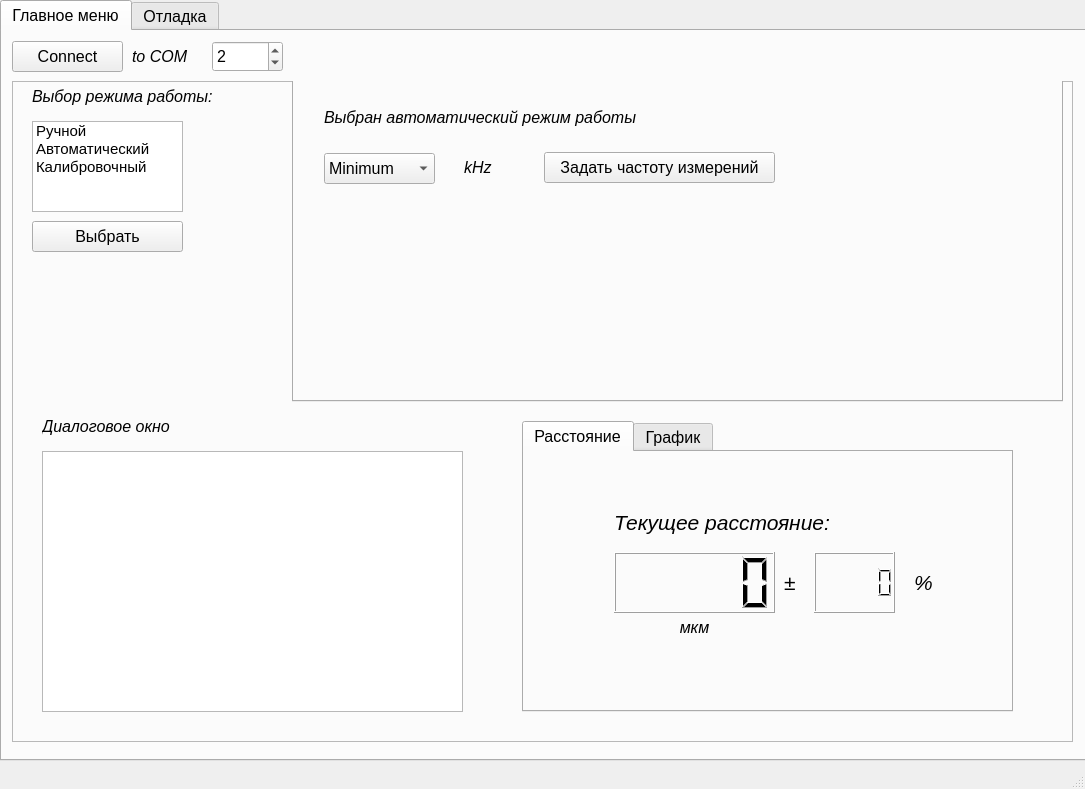
This is base.ui in sergey-png/milandr_COMPort as Qt 5 draws it before an edit. The edited form follows.
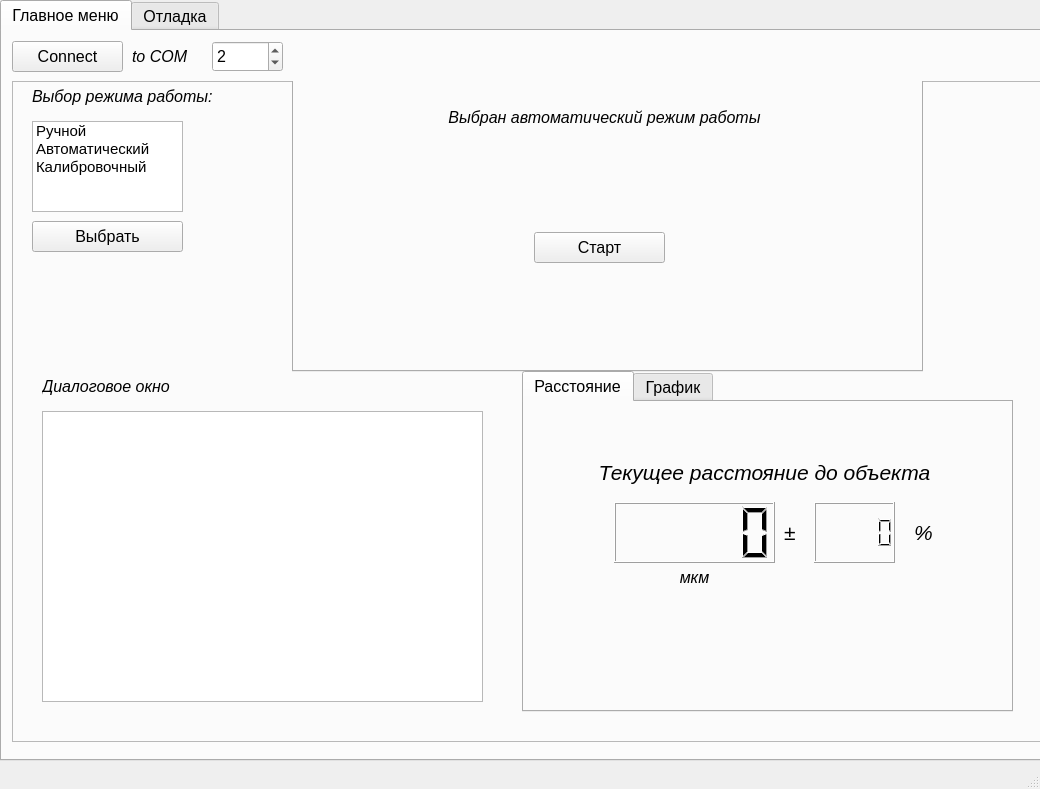
This is the edited form. The open tabs and pages were chosen to show the change. Custom widgets are drawn as their Qt base class.

Commit message: added final UI and TODO list v.3.5.0

```diff
--- a/base.ui
+++ b/base.ui
@@ -6,7 +6,7 @@
    <rect>
     <x>0</x>
     <y>0</y>
-    <width>1085</width>
+    <width>1040</width>
     <height>789</height>
    </rect>
   </property>
@@ -162,8 +162,8 @@
         <rect>
          <x>280</x>
          <y>-30</y>
-         <width>771</width>
-         <height>351</height>
+         <width>631</width>
+         <height>321</height>
         </rect>
        </property>
        <property name="currentIndex">
@@ -234,64 +234,12 @@
         <attribute name="title">
          <string>Авто режим</string>
         </attribute>
-        <widget class="QLabel" name="label_7">
-         <property name="geometry">
-          <rect>
-           <x>170</x>
-           <y>70</y>
-           <width>71</width>
-           <height>31</height>
-          </rect>
-         </property>
-         <property name="font">
-          <font>
-           <pointsize>12</pointsize>
-           <italic>true</italic>
-          </font>
-         </property>
-         <property name="text">
-          <string>kHz</string>
-         </property>
-        </widget>
-        <widget class="QComboBox" name="comboBox_3">
-         <property name="geometry">
-          <rect>
-           <x>30</x>
-           <y>71</y>
-           <width>111</width>
-           <height>31</height>
-          </rect>
-         </property>
-         <item>
-          <property name="text">
-           <string>Minimum</string>
-          </property>
-         </item>
-         <item>
-          <property name="text">
-           <string>Maximum</string>
-          </property>
-         </item>
-        </widget>
-        <widget class="QPushButton" name="pushButton_16">
-         <property name="geometry">
-          <rect>
-           <x>250</x>
-           <y>70</y>
-           <width>231</width>
-           <height>31</height>
-          </rect>
-         </property>
-         <property name="text">
-          <string>Задать частоту измерений</string>
-         </property>
-        </widget>
         <widget class="QLabel" name="label_20">
          <property name="geometry">
           <rect>
-           <x>30</x>
+           <x>10</x>
            <y>20</y>
-           <width>361</width>
+           <width>601</width>
            <height>31</height>
           </rect>
          </property>
@@ -303,6 +251,22 @@
          </property>
          <property name="text">
           <string>Выбран автоматический режим работы</string>
+         </property>
+         <property name="alignment">
+          <set>Qt::AlignCenter</set>
+         </property>
+        </widget>
+        <widget class="QPushButton" name="pushButton_23">
+         <property name="geometry">
+          <rect>
+           <x>240</x>
+           <y>150</y>
+           <width>131</width>
+           <height>31</height>
+          </rect>
+         </property>
+         <property name="text">
+          <string>Старт</string>
          </property>
         </widget>
        </widget>
@@ -499,21 +463,11 @@
         </widget>
        </widget>
       </widget>
-      <widget class="QGraphicsView" name="graphicsView">
-       <property name="geometry">
-        <rect>
-         <x>30</x>
-         <y>370</y>
-         <width>421</width>
-         <height>261</height>
-        </rect>
-       </property>
-      </widget>
       <widget class="QLabel" name="label_29">
        <property name="geometry">
         <rect>
          <x>30</x>
-         <y>330</y>
+         <y>290</y>
          <width>201</width>
          <height>31</height>
         </rect>
@@ -532,9 +486,9 @@
        <property name="geometry">
         <rect>
          <x>510</x>
-         <y>340</y>
+         <y>290</y>
          <width>491</width>
-         <height>291</height>
+         <height>341</height>
         </rect>
        </property>
        <property name="currentIndex">
@@ -569,9 +523,9 @@
         <widget class="QLabel" name="label_25">
          <property name="geometry">
           <rect>
-           <x>90</x>
+           <x>10</x>
            <y>50</y>
-           <width>271</width>
+           <width>461</width>
            <height>41</height>
           </rect>
          </property>
@@ -582,7 +536,10 @@
           </font>
          </property>
          <property name="text">
-          <string>Текущее расстояние:</string>
+          <string>Текущее расстояние до объекта</string>
+         </property>
+         <property name="alignment">
+          <set>Qt::AlignCenter</set>
          </property>
         </widget>
         <widget class="QLabel" name="label_27">
@@ -660,6 +617,21 @@
         </widget>
        </widget>
       </widget>
+      <widget class="QTextBrowser" name="textBrowser_2">
+       <property name="geometry">
+        <rect>
+         <x>30</x>
+         <y>330</y>
+         <width>441</width>
+         <height>291</height>
+        </rect>
+       </property>
+       <property name="font">
+        <font>
+         <pointsize>14</pointsize>
+        </font>
+       </property>
+      </widget>
      </widget>
     </widget>
     <widget class="QWidget" name="tab_2">
```
Left out of the diff: 193 changed lines with no effect on the pictures. The commit also changes 3 other files.
